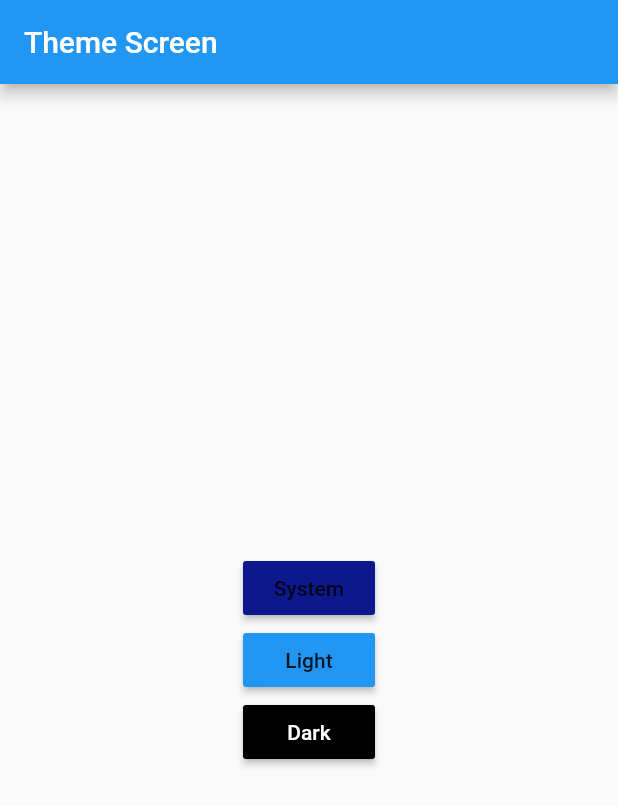
After one commit to mehedi481/flutter-statemanagement-with-provider, a Flutter app: the screen it shows after launch, on a phone screen of 412 x 824 dp. The commit adds this screen. Shown: the top 806 px of the screen. Run offline on Flutter 3.47's test engine with Material 2 defaults, Android fonts, the phone set to English and light mode, and no system bars.

Commit message:
dark/light themeChange with provider

```diff
--- a/lib/main.dart
+++ b/lib/main.dart
@@ -2,7 +2,9 @@ import 'package:flutter/material.dart';
 import 'package:flutter_statemanagement_provider/provider/count_provider.dart';
 import 'package:flutter_statemanagement_provider/provider/example_one_provider.dart';
 import 'package:flutter_statemanagement_provider/provider/favourite_item_provider.dart';
+import 'package:flutter_statemanagement_provider/provider/theme_provider.dart';
 import 'package:flutter_statemanagement_provider/screens/favourite/favourite_screen.dart';
+import 'package:flutter_statemanagement_provider/screens/theme_screen.dart';
 // ignore: depend_on_referenced_packages
 import 'package:provider/provider.dart';
 
@@ -14,18 +16,6 @@ class MyApp extends StatelessWidget {
   const MyApp({Key? key}) : super(key: key);
   @override
   Widget build(BuildContext context) {
-    // return ChangeNotifierProvider(
-    //   create: (context) => CountProvider(),
-    //   child: MaterialApp(
-    //     title: 'Flutter Demo',
-    //     theme: ThemeData(
-    //       primarySwatch: Colors.blue,
-
-    //     ),
-    //     home:  ExampleOneScreen(),
-
-    //   ),
-    // );
     return MultiProvider(
       providers: [
         ChangeNotifierProvider(
@@ -37,13 +27,22 @@ class MyApp extends StatelessWidget {
         ChangeNotifierProvider(
           create: (_) => FavouriteItemProvider(),
         ),
+        ChangeNotifierProvider(
+          create: (_) => ThemeProvider(),
+        ),
       ],
-      child: MaterialApp(
-        title: 'Flutter Demo',
-        theme: ThemeData(
-          primarySwatch: Colors.blue,
-        ),
-        home: const FavouriteScreen(),
+      child: Consumer<ThemeProvider>(
+        builder: (context,value,_) {
+          return MaterialApp(
+            title: 'Flutter Demo',
+            theme: ThemeData.light(),
+            darkTheme: ThemeData.dark().copyWith(
+              appBarTheme: const AppBarTheme(color: Colors.red),
+            ),
+            themeMode: value.themeMode,
+            home: const ThemeScreen(),
+          );
+        }
       ),
     );
   }
--- /dev/null
+++ b/lib/provider/theme_provider.dart
@@ -0,0 +1,19 @@
+import 'package:flutter/material.dart';
+class ThemeProvider with ChangeNotifier{
+  String currentTheme = "system";
+
+  ThemeMode get themeMode{
+    if(currentTheme == 'light'){
+      return ThemeMode.light;
+    }else if(currentTheme == 'dark'){
+      return ThemeMode.dark;
+    }else{
+      return ThemeMode.system;
+    }
+  }
+
+  void changeTheme(String theme){
+    currentTheme = theme;
+    notifyListeners();
+  }
+}
--- /dev/null
+++ b/lib/screens/theme_screen.dart
@@ -0,0 +1,49 @@
+import 'package:flutter/material.dart';
+import 'package:flutter_statemanagement_provider/provider/theme_provider.dart';
+import 'package:provider/provider.dart';
+
+class ThemeScreen extends StatelessWidget {
+  const ThemeScreen({Key? key}) : super(key: key);
+
+  @override
+  Widget build(BuildContext context) {
+    print("Widget build");
+    return Scaffold(
+      appBar: AppBar(
+        title: const Text("Theme Screen"),
+      ),
+      body: SizedBox(
+        width: double.infinity,
+        child: Column(
+            mainAxisAlignment: MainAxisAlignment.center,
+            crossAxisAlignment: CrossAxisAlignment.center,
+            children: [
+              MaterialButton(
+                onPressed: () {
+                  context.read<ThemeProvider>().changeTheme("system");
+                },
+                color: const Color.fromARGB(255, 14, 24, 141),
+                child: const Text("System"),
+              ),
+              MaterialButton(
+                onPressed: () {
+                  context.read<ThemeProvider>().changeTheme("light");
+                },
+                color: Colors.blue,
+                child: const Text("Light"),
+              ),
+              MaterialButton(
+                onPressed: () {
+                  context.read<ThemeProvider>().changeTheme("dark");
+                },
+                color: Colors.black,
+                child: const Text(
+                  "Dark",
+                  style: TextStyle(color: Colors.white),
+                ),
+              ),
+            ]),
+      ),
+    );
+  }
+}
```
